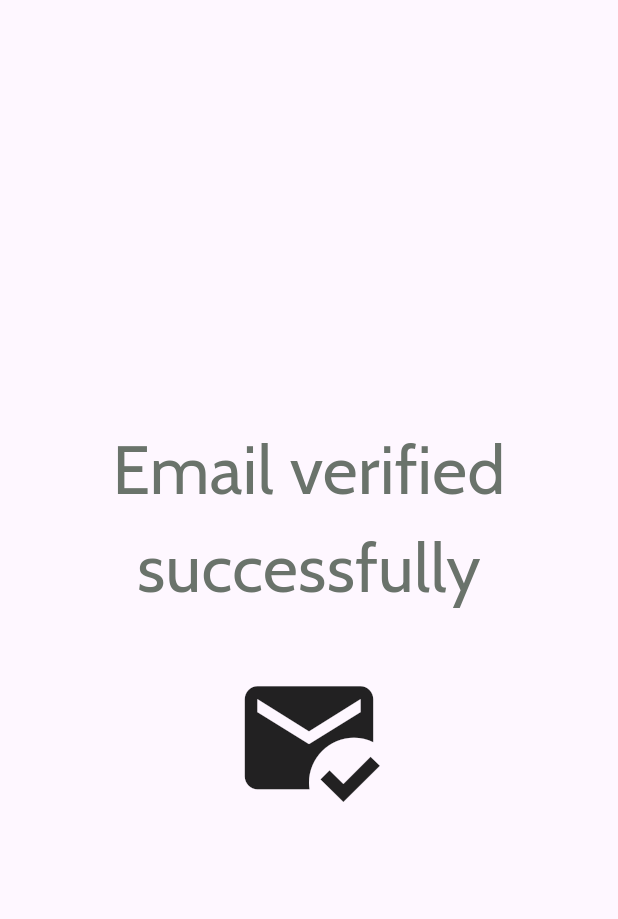
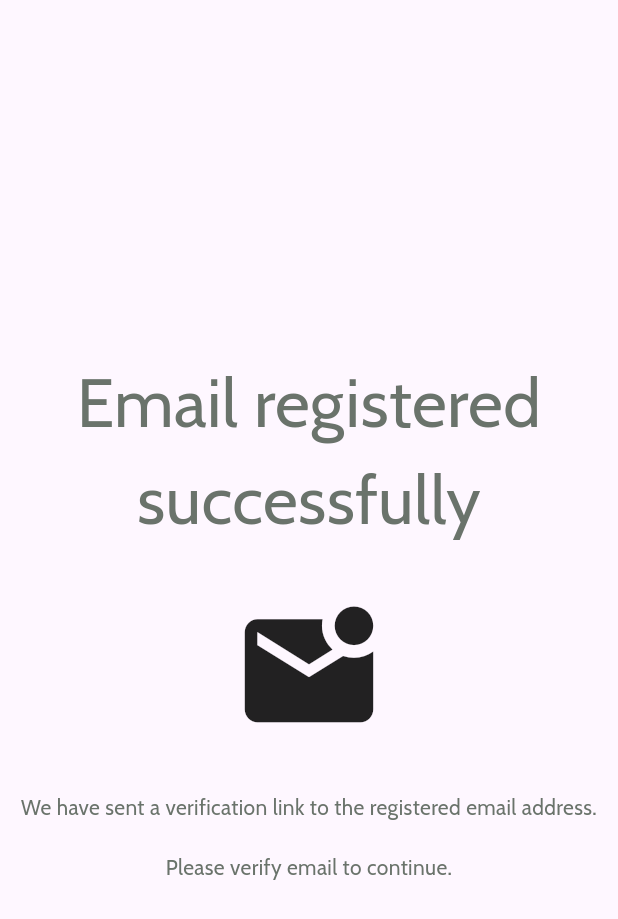
Before and after one commit to shaivik-dhavjekar/manaspurti_playground, a Flutter app: the EmailVerificationScreen screen opened by its route, on a phone screen of 412 x 824 dp. Shown: the top 919 px of the screen. Run offline on Flutter 3.47's test engine with Material 3 defaults, Android fonts, the phone set to English and light mode, and no system bars; our stand-ins replace firebase_auth, firebase_core, google_fonts; accounts and stored records are empty.

Commit message:
Fixed email verification error

```diff
--- a/lib/screens/auth/register_account.dart
+++ b/lib/screens/auth/register_account.dart
@@ -1,9 +1,10 @@
+import 'dart:async';
+
 import 'package:flutter/material.dart';
 import 'package:google_fonts/google_fonts.dart';
 import 'package:firebase_auth/firebase_auth.dart';
 import 'package:manaspurti_playground/providers/register_account_provider.dart';
 import 'package:manaspurti_playground/screens/loading_screen.dart';
-import 'package:manaspurti_playground/services/firebase_auth.dart';
 import 'package:manaspurti_playground/utils/validators.dart';
 import 'package:manaspurti_playground/widgets/auth_text_field.dart';
 import 'package:provider/provider.dart';
@@ -43,14 +44,8 @@ class _RegisterAccountScreenState extends State<RegisterAccountScreen> {
                 children: [
                   Image.asset(
                     'assets/poker360Logo.png',
-                    width: MediaQuery
-                        .of(context)
-                        .size
-                        .width * 0.4,
-                    height: MediaQuery
-                        .of(context)
-                        .size
-                        .width * 0.4,
+                    width: MediaQuery.of(context).size.width * 0.4,
+                    height: MediaQuery.of(context).size.width * 0.4,
                   ),
                   const SizedBox(height: 40),
                   SizedBox(
@@ -81,7 +76,10 @@ class _RegisterAccountScreenState extends State<RegisterAccountScreen> {
                     mainAxisAlignment: MainAxisAlignment.center,
                     crossAxisAlignment: CrossAxisAlignment.center,
                     children: [
-                      AuthTextField(textEditingController: _nameController, labelText: 'Name', prefixIcon: Icons.person),
+                      AuthTextField(
+                          textEditingController: _nameController,
+                          labelText: 'Name',
+                          prefixIcon: Icons.person),
                       const SizedBox(
                         height: 20,
                       ),
@@ -101,10 +99,7 @@ class _RegisterAccountScreenState extends State<RegisterAccountScreen> {
                         height: 20,
                       ),
                       SizedBox(
-                        width: MediaQuery
-                            .of(context)
-                            .size
-                            .width * 0.83,
+                        width: MediaQuery.of(context).size.width * 0.83,
                         height: 48,
                         child: ElevatedButton(
                           onPressed: () async {
@@ -116,15 +111,18 @@ class _RegisterAccountScreenState extends State<RegisterAccountScreen> {
                                     email: _emailController.text,
                                     password: _passwordController.text);
                                 if (provider.isRegistered) {
-                                  if (_nameController != null && _nameController.text.trim().isNotEmpty) {
-                                    await provider.updateDisplayName(displayName: _nameController.text);
+                                  if (_nameController.text.trim().isNotEmpty) {
+                                    await provider.updateDisplayName(
+                                        displayName: _nameController.text);
                                   }
-                                  Navigator.pushReplacementNamed(context, '/email_verification');
+                                  Navigator.pushReplacementNamed(
+                                      context, '/email_verification');
                                 }
                               } else {
                                 ScaffoldMessenger.of(context).showSnackBar(
                                   const SnackBar(
-                                    content: Text('Please enter a valid password.'),
+                                    content:
+                                        Text('Please enter a valid password.'),
                                     backgroundColor: Color(0xFFEFA39F),
                                   ),
                                 );
@@ -140,12 +138,11 @@ class _RegisterAccountScreenState extends State<RegisterAccountScreen> {
                           },
                           style: ElevatedButton.styleFrom(
                             shape: RoundedRectangleBorder(
-                                borderRadius: BorderRadius.circular(42)
-                            ),
+                                borderRadius: BorderRadius.circular(42)),
                             backgroundColor: const Color(0xFF674FA3),
                             foregroundColor: Colors.white,
                           ),
-                          child: const Text('Sign in'),
+                          child: const Text('Register Account'),
                         ),
                       ),
                       const SizedBox(
@@ -153,20 +150,24 @@ class _RegisterAccountScreenState extends State<RegisterAccountScreen> {
                       ),
                       GestureDetector(
                         onTap: () =>
-                            Navigator.pushNamed(context, '/forgot_password')
-                        ,
-                        child: const Text('Forgot Password',
-                          style: TextStyle(color: Color(0xFF909891)),),
+                            Navigator.pushNamed(context, '/forgot_password'),
+                        child: const Text(
+                          'Forgot Password',
+                          style: TextStyle(color: Color(0xFF909891)),
+                        ),
                       ),
                       const SizedBox(
                         height: 35,
                       ),
                       GestureDetector(
-                        onTap: () =>
-                            Navigator.pushNamedAndRemoveUntil(context, '/sign_in_with_phone', (Route<dynamic> route) => false)
-                        ,
-                        child: const Text('Already a member? Sign in here.',
-                          style: TextStyle(color: Color(0xFF909891)),),
+                        onTap: () => Navigator.pushNamedAndRemoveUntil(
+                            context,
+                            '/sign_in_with_phone',
+                            (Route<dynamic> route) => false),
+                        child: const Text(
+                          'Already a member? Sign in here.',
+                          style: TextStyle(color: Color(0xFF909891)),
+                        ),
                       ),
                     ],
                   ),
@@ -183,57 +184,120 @@ class _RegisterAccountScreenState extends State<RegisterAccountScreen> {
             )
           ],
         ),
-      ),);
+      ),
+    );
   }
 }
 
-class EmailVerificationScreen extends StatelessWidget {
+class EmailVerificationScreen extends StatefulWidget {
   const EmailVerificationScreen({super.key});
+
+  @override
+  State<EmailVerificationScreen> createState() =>
+      _EmailVerificationScreenState();
+}
+
+class _EmailVerificationScreenState extends State<EmailVerificationScreen> {
+  late Timer _timer;
+
+  @override
+  void initState() {
+    super.initState();
+    _timer = Timer.periodic(const Duration(seconds: 2), (timer) async {
+      await FirebaseAuth.instance.currentUser?.reload();
+      final user = FirebaseAuth.instance.currentUser;
+      if (user?.emailVerified ?? false) {
+        timer.cancel();
+        Navigator.pushReplacementNamed(
+            context, '/email_verified');
+      }
+    });
+  }
+
+  @override
+  void dispose() {
+    super.dispose();
+    _timer.cancel();
+  }
 
   @override
   Widget build(BuildContext context) {
     return Scaffold(
       body: Center(
-        child: StreamBuilder<User?>(
-          stream: AuthService().authStateChanges,
-          builder: (context, snapshot) {
-            if (snapshot.hasData) {
-              final user = snapshot.data;
-              if (user!.emailVerified) {
-                Future<void> navigateToNextPage() async {
-                  await Future.delayed(const Duration(seconds: 3));
-                  Navigator.pushReplacementNamed(context, '/home');
-                }
-                navigateToNextPage();
-                return Column(
-                  mainAxisAlignment: MainAxisAlignment.center,
-                  crossAxisAlignment: CrossAxisAlignment.center,
-                  children: [
-                    Text('Email verified successfully', textAlign: TextAlign.center, style: TextStyle(fontSize: MediaQuery.of(context).size.width*0.11, color: const Color(0xFF6A736B)),),
-                    const SizedBox(height: 30),
-                    Icon(Icons.mark_email_read, size: MediaQuery.of(context).size.width*0.25),
-                  ],
-                );
-              } else {
-                Column(
-                  mainAxisAlignment: MainAxisAlignment.center,
-                  crossAxisAlignment: CrossAxisAlignment.center,
-                  children: [
-                    Text('Email registered successfully', textAlign: TextAlign.center, style: TextStyle(fontSize: MediaQuery.of(context).size.width*0.11, color: const Color(0xFF6A736B)),),
-                    const SizedBox(height: 30),
-                    Icon(Icons.mark_email_unread, size: MediaQuery.of(context).size.width*0.25),
-                    const SizedBox(height: 30),
-                    const Text('We have sent a verification link to the registered email address.', textAlign: TextAlign.center, style: TextStyle(color: const Color(0xFF6A736B)),),
-                    const SizedBox(height: 20),
-                    const Text('Please verify email to continue.', textAlign: TextAlign.center, style: (TextStyle(color: const Color(0xFF6A736B))),),
-                  ],
-                );
-              }
-            }
-            return Text('Not Working'); // Your widget UI
-          },
+        child: Column(
+          mainAxisAlignment: MainAxisAlignment.center,
+          crossAxisAlignment: CrossAxisAlignment.center,
+          children: [
+            Text(
+              'Email registered successfully',
+              textAlign: TextAlign.center,
+              style: TextStyle(
+                  fontSize: MediaQuery.of(context).size.width * 0.11,
+                  color: const Color(0xFF6A736B)),
+            ),
+            const SizedBox(height: 30),
+            Icon(Icons.mark_email_unread,
+                size: MediaQuery.of(context).size.width * 0.25),
+            const SizedBox(height: 30),
+            const Text(
+              'We have sent a verification link to the registered email address.',
+              textAlign: TextAlign.center,
+              style: TextStyle(color: Color(0xFF6A736B)),
+            ),
+            const SizedBox(height: 20),
+            const Text(
+              'Please verify email to continue.',
+              textAlign: TextAlign.center,
+              style: (TextStyle(color: Color(0xFF6A736B))),
+            ),
+          ],
         ),
       ),
     );
   }
 }
+
+class EmailVerifiedScreen extends StatefulWidget {
+  const EmailVerifiedScreen({super.key});
+
+  @override
+  State<EmailVerifiedScreen> createState() =>
+      _MobileNumberVerifiedScreenState();
+}
+
+class _MobileNumberVerifiedScreenState
+    extends State<EmailVerifiedScreen> {
+  @override
+  void initState() {
+    super.initState();
+    Timer(const Duration(seconds: 3), () {
+      setState(() {
+        Navigator.pushReplacementNamed(context, '/welcome');
+      });
+    });
+  }
+
+  @override
+  Widget build(BuildContext context) {
+    return Scaffold(
+      body: Center(
+        child: Column(
+          mainAxisAlignment: MainAxisAlignment.center,
+          crossAxisAlignment: CrossAxisAlignment.center,
+          children: [
+            Text(
+              'Email verified successfully',
+              textAlign: TextAlign.center,
+              style: TextStyle(
+                  fontSize: MediaQuery.of(context).size.width * 0.11,
+                  color: const Color(0xFF6A736B)),
+            ),
+            const SizedBox(height: 30),
+            Icon(Icons.mark_email_read,
+                size: MediaQuery.of(context).size.width * 0.25),
+          ],
+        )
+      ),
+    );
+  }
+}
--- a/lib/services/firebase_auth.dart
+++ b/lib/services/firebase_auth.dart
@@ -18,6 +18,9 @@ class AuthService {
         email: email.trim(),
         password: password.trim(),
       );
+      if (userCredential.credential != null) {
+        await _firebaseAuth.signInWithCredential(userCredential.credential!);
+      }
       await userCredential.user!.sendEmailVerification();
       return true;
     } on FirebaseAuthException catch (e) {
```
